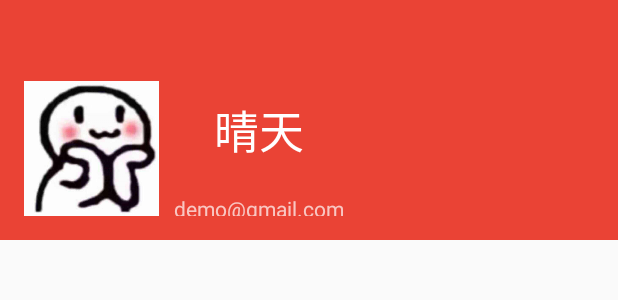
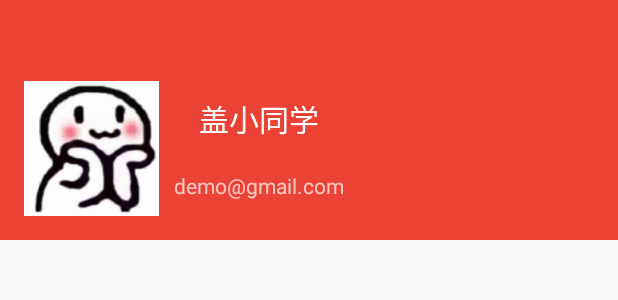
Before and after one commit to Gaih/weiboDemo, an Android app: the layout nav_header_main.xml on its own in the app's theme, with its tools: preview values and no code run, on a phone screen of 412 x 824 dp. Shown: the top 300 px of the screen. Run offline under Robolectric (Android 15) with nearby library versions, the phone set to English and light mode, and no system bars.

Commit message:
item用户名实现，注册跳转实现，下拉以及item数量有bug

```diff
--- a/app/src/main/AndroidManifest.xml
+++ b/app/src/main/AndroidManifest.xml
@@ -46,6 +46,9 @@
 
                 <!--&lt;!&ndash;<category android:name="android.intent.category.LAUNCHER" />&ndash;&gt;-->
             <!--</intent-filter>-->
+        </activity>
+        <activity android:name=".Regiest">
+
         </activity>
 
         //信鸽推送
--- a/app/src/main/java/com/liuhuan/demo/SendMess.java
+++ b/app/src/main/java/com/liuhuan/demo/SendMess.java
@@ -112,6 +112,7 @@ public class SendMess extends Dialog {
 
         };
 
+
     Runnable mRunnable = new Runnable() {
         @Override
         public void run() {
--- a/app/src/main/res/layout/login.xml
+++ b/app/src/main/res/layout/login.xml
@@ -35,6 +35,7 @@
         <EditText
             android:id="@+id/mPassword"
             android:hint="请输入密码"
+            android:inputType="textPassword"
             android:layout_width="130dp"
             android:layout_height="wrap_content"/>
     </LinearLayout>
--- a/app/src/main/res/layout/nav_header_main.xml
+++ b/app/src/main/res/layout/nav_header_main.xml
@@ -23,14 +23,15 @@
         android:layout_height="90dp"
         android:orientation="vertical">
         <TextView
-            android:layout_width="90dp"
+            android:id="@+id/nav_uesr"
+            android:layout_width="wrap_content"
             android:layout_height="wrap_content"
             android:layout_gravity="center"
             android:gravity="center"
             android:paddingTop="10dp"
             android:paddingLeft="10dp"
-            android:textSize="30dp"
-            android:text="晴天"
+            android:textSize="20dp"
+            android:text="盖小同学"
             android:textAppearance="@style/TextAppearance.AppCompat.Body1"/>
 
         <TextView
--- a/app/src/main/res/layout/register.xml
+++ b/app/src/main/res/layout/register.xml
@@ -1,5 +1,6 @@
 <?xml version="1.0" encoding="utf-8"?>
 <WebView xmlns:android="http://schemas.android.com/apk/res/android"
+         android:id="@+id/mWeb"
               android:orientation="vertical"
               android:layout_width="match_parent"
               android:layout_height="match_parent">
```
Also changed, not shown: app/src/main/java/com/liuhuan/demo/Login.java (+34 -20 lines), app/src/main/java/com/liuhuan/demo/MainActivity.java (+8 -1 lines), app/src/main/java/com/liuhuan/demo/Regiest.java (added, +54 -0 lines).
